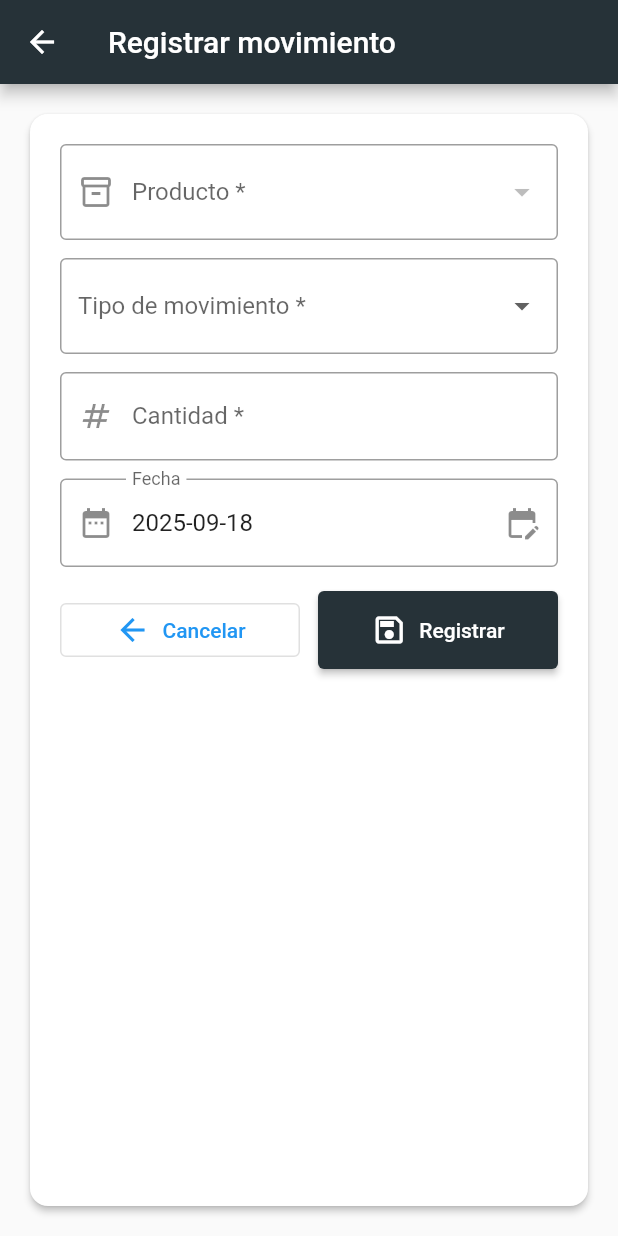
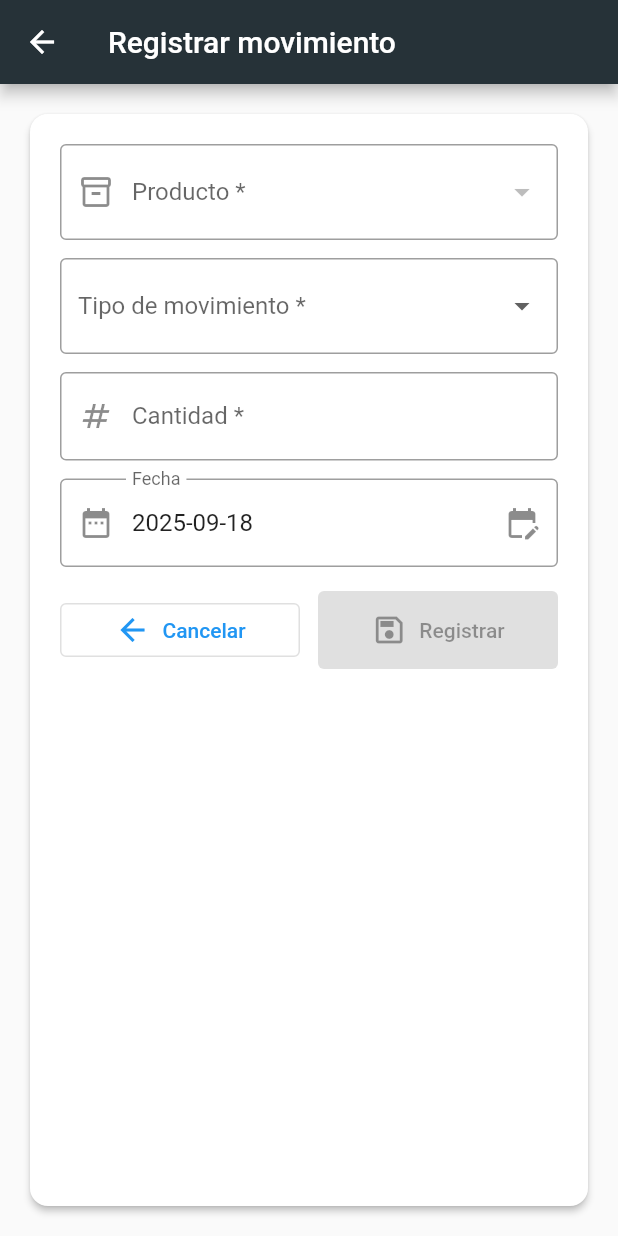
Before and after one commit to Esmeralda-Velazquez/ERP360, a Flutter app: the ListMovementsScreen screen opened directly, after a tap on "Registrar movimiento", on a phone screen of 412 x 824 dp. Run offline on Flutter 3.47's test engine with Material 3 defaults, Android fonts, the phone set to English and light mode, and no system bars; our stand-ins replace shared_preferences; accounts and stored records are empty; network calls fail.

Commit message:
Movimientos Update

```diff
--- a/lib/views/Inventory/CreateMovementScreen.dart
+++ b/lib/views/Inventory/CreateMovementScreen.dart
@@ -1,9 +1,12 @@
 import 'package:flutter/material.dart';
+import 'package:flutter/services.dart';
+import 'package:intl/intl.dart';
 import 'package:provider/provider.dart';
-import 'package:intl/intl.dart';
 
 import 'package:erpraf/controllers/MovementsProvider.dart';
 import 'package:erpraf/controllers/InventoryProvider.dart';
+import 'package:erpraf/controllers/AuthProvider.dart';
+import 'package:erpraf/models/inventory/product_item.dart' show ProductItem;
 
 class CreateMovementScreen extends StatefulWidget {
   const CreateMovementScreen({super.key});
@@ -22,6 +25,7 @@ class _CreateMovementScreenState extends State<CreateMovementScreen> {
 
   late MovementsProvider movProv;
   late InventoryProvider invProv;
+  late AuthProvider authProv;
   bool _didInit = false;
   bool _saving = false;
 
@@ -31,14 +35,15 @@ class _CreateMovementScreenState extends State<CreateMovementScreen> {
     if (!_didInit) {
       movProv = context.read<MovementsProvider>();
       invProv = context.read<InventoryProvider>();
-      // Carga productos si no hay
+      authProv = context.read<AuthProvider>();
+
       WidgetsBinding.instance.addPostFrameCallback((_) {
         if (!mounted) return;
-        if (invProv.items.isEmpty) {
-          invProv.fetchAll();
-        }
+        // Solo productos activos
+        invProv.fetchAll(includeInactive: false);
         _dateCtrl.text = DateFormat('yyyy-MM-dd').format(DateTime.now());
       });
+
       _didInit = true;
     }
   }
@@ -65,14 +70,105 @@ class _CreateMovementScreenState extends State<CreateMovementScreen> {
     }
   }
 
+  ProductItem? get _selectedProduct {
+    final all = context.read<InventoryProvider>().items;
+    try {
+      return all.firstWhere((p) => p.id == _productId);
+    } catch (_) {
+      return null;
+    }
+  }
+
+  int _parseAmount() {
+    final t = _amountCtrl.text.trim();
+    if (t.isEmpty) return 0;
+    final n = int.tryParse(t);
+    return (n ?? 0);
+  }
+
+  /// Máximo permitido para salida respetando stock mínimo.
+  /// permitidos = max(0, stock - stockMin)
+  int _maxOutAllowedFor(ProductItem p) {
+    final stock = p.stock.floor();
+    final stockMin = p.stockMin.floor();
+    final allowed = stock - stockMin;
+    return allowed > 0 ? allowed : 0;
+  }
+
+  String? _amountErrorText() {
+    // Solo validamos reglas adicionales cuando hay tipo y producto
+    if (_type == null || _productId == null) return null;
+
+    // Entero > 0
+    final qty = _parseAmount();
+    if (qty <= 0) return 'Debe ser un entero mayor a 0';
+
+    final prod = _selectedProduct;
+    if (prod == null) return null;
+
+    if (_type == 'OUT') {
+      final stock = prod.stock.floor();
+      final allowed = _maxOutAllowedFor(prod);
+
+      if (stock <= 0) {
+        return 'No hay existencia para retirar.';
+      }
+      if (qty > stock) {
+        return 'No puedes retirar más de $stock (existencia actual).';
+      }
+      if (qty > allowed) {
+        final min = prod.stockMin.floor();
+        return 'Máximo permitido: $allowed (existencia: $stock, mínimo: $min).';
+      }
+    }
+
+    if (_type == 'ADJ') {
+      final min = prod.stockMin.floor();
+      // El ajuste fija el stock; no puede ser menor al mínimo
+      if (qty < min) {
+        return 'El ajuste no puede ser menor al mínimo ($min).';
+      }
+    }
+
+    // IN no tiene tope superior aquí
+    return null;
+  }
+
+  bool get _canSubmit {
+    if (_saving) return false;
+    if (_productId == null || _type == null) return false;
+    final err = _amountErrorText();
+    return err == null && _formKey.currentState?.validate() != false;
+  }
+
   Future<void> _save() async {
+    // Forzamos validaciones de formulario
     if (!_formKey.currentState!.validate()) return;
+
+    // Validaciones adicionales de negocio (OUT / ADJ)
+    final extraErr = _amountErrorText();
+    if (extraErr != null) {
+      ScaffoldMessenger.of(context)
+          .showSnackBar(SnackBar(content: Text(extraErr)));
+      return;
+    }
+
     if (_productId == null) {
       ScaffoldMessenger.of(context).showSnackBar(
         const SnackBar(content: Text('Selecciona un producto')),
       );
       return;
     }
+
+    final uid = authProv.userId;
+    if (uid == null) {
+      ScaffoldMessenger.of(context).showSnackBar(
+        const SnackBar(
+            content: Text('Tu sesión caducó. Vuelve a iniciar sesión.')),
+      );
+      return;
+    }
+
     setState(() => _saving = true);
 
     final ok = await movProv.createMovement(
@@ -80,6 +176,7 @@ class _CreateMovementScreenState extends State<CreateMovementScreen> {
       type: _type!,
       amount: _amountCtrl.text.trim(),
       date: DateTime.tryParse('${_dateCtrl.text}T00:00:00'),
+      userId: uid,
     );
 
     setState(() => _saving = false);
@@ -96,7 +193,24 @@ class _CreateMovementScreenState extends State<CreateMovementScreen> {
   @override
   Widget build(BuildContext context) {
     final primary = Colors.blueGrey.shade900;
-    final products = context.watch<InventoryProvider>().items;
+
+    // Solo activos
+    final all = context.watch<InventoryProvider>().items;
+    final products = all.where((p) => p.status == true).toList();
+
+    final p = _selectedProduct;
+    final isOut = _type == 'OUT';
+    final isAdj = _type == 'ADJ';
+
+    final infoText = (p == null)
+        ? null
+        : isOut
+            ? 'Existencia: ${p.stock.floor()}  |  Mínimo: ${p.stockMin.floor()}  |  Máx. retirar: ${_maxOutAllowedFor(p)}'
+            : (isAdj
+                ? 'Existencia: ${p.stock.floor()}  |  Mínimo: ${p.stockMin.floor()}'
+                : null);
+
+    final amountExtraError = _amountErrorText();
 
     return Scaffold(
       appBar: AppBar(
@@ -110,14 +224,15 @@ class _CreateMovementScreenState extends State<CreateMovementScreen> {
             padding: const EdgeInsets.all(16),
             child: Card(
               elevation: 2,
-              shape: RoundedRectangleBorder(borderRadius: BorderRadius.circular(12)),
+              shape: RoundedRectangleBorder(
+                  borderRadius: BorderRadius.circular(12)),
               child: Padding(
                 padding: const EdgeInsets.all(20),
                 child: Form(
                   key: _formKey,
                   child: ListView(
                     children: [
-                      // Producto
+                      // Producto (solo activos)
                       DropdownButtonFormField<int>(
                         value: _productId,
                         isExpanded: true,
@@ -145,29 +260,42 @@ class _CreateMovementScreenState extends State<CreateMovementScreen> {
                           border: OutlineInputBorder(),
                         ),
                         items: const [
-                          DropdownMenuItem(value: 'IN',  child: Text('Entrada (IN)')),
-                          DropdownMenuItem(value: 'OUT', child: Text('Salida (OUT)')),
-                          DropdownMenuItem(value: 'ADJ', child: Text('Ajuste (ADJ)')),
+                          DropdownMenuItem(
+                              value: 'IN', child: Text('Entrada (IN)')),
+                          DropdownMenuItem(
+                              value: 'OUT', child: Text('Salida (OUT)')),
+                          DropdownMenuItem(
+                              value: 'ADJ', child: Text('Ajuste (ADJ)')),
                         ],
                         onChanged: (v) => setState(() => _type = v),
-                        validator: (v) => (v == null || v.isEmpty) ? 'Requerido' : null,
+                        validator: (v) =>
+                            (v == null || v.isEmpty) ? 'Requerido' : null,
                       ),
                       const SizedBox(height: 12),
 
-                      // Cantidad
+                      // Cantidad (enteros)
                       TextFormField(
                         controller: _amountCtrl,
                         keyboardType: TextInputType.number,
-                        decoration: const InputDecoration(
+                        inputFormatters: [
+                          FilteringTextInputFormatter.digitsOnly
+                        ],
+                        decoration: InputDecoration(
                           labelText: 'Cantidad *',
-                          border: OutlineInputBorder(),
-                          prefixIcon: Icon(Icons.numbers),
+                          border: const OutlineInputBorder(),
+                          prefixIcon: const Icon(Icons.numbers),
+                          // Si hay error extra de negocio, lo mostramos aquí también
+                          errorText: amountExtraError,
+                          helperText: infoText,
+                          helperMaxLines: 2,
                         ),
+                        onChanged: (_) => setState(() {}),
                         validator: (v) {
                           if (v == null || v.trim().isEmpty) return 'Requerido';
-                          final d = double.tryParse(v);
-                          if (d == null || d <= 0) return 'Debe ser numérico > 0';
-                          return null;
+                          final i = int.tryParse(v);
+                          if (i == null || i <= 0)
+                            return 'Debe ser un entero > 0';
+                          return null; // el resto se valida con _amountErrorText()
                         },
                       ),
                       const SizedBox(height: 12),
@@ -192,7 +320,9 @@ class _CreateMovementScreenState extends State<CreateMovementScreen> {
                         children: [
                           Expanded(
                             child: OutlinedButton.icon(
-                              onPressed: _saving ? null : () => Navigator.pop(context, false),
+                              onPressed: _saving
+                                  ? null
+                                  : () => Navigator.pop(context, false),
                               icon: const Icon(Icons.arrow_back),
                               label: const Text('Cancelar'),
                             ),
@@ -202,16 +332,20 @@ class _CreateMovementScreenState extends State<CreateMovementScreen> {
                             child: ElevatedButton.icon(
                               style: ElevatedButton.styleFrom(
                                 backgroundColor: primary,
-                                padding: const EdgeInsets.symmetric(vertical: 14),
+                                padding:
+                                    const EdgeInsets.symmetric(vertical: 14),
                               ),
-                              onPressed: _saving ? null : _save,
+                              onPressed: _canSubmit ? _save : null,
                               icon: _saving
                                   ? const SizedBox(
-                                      width: 18, height: 18,
-                                      child: CircularProgressIndicator(strokeWidth: 2, color: Colors.white),
+                                      width: 18,
+                                      height: 18,
+                                      child: CircularProgressIndicator(
+                                          strokeWidth: 2, color: Colors.white),
                                     )
                                   : const Icon(Icons.save_outlined),
-                              label: Text(_saving ? 'Guardando...' : 'Registrar'),
+                              label:
+                                  Text(_saving ? 'Guardando...' : 'Registrar'),
                             ),
                           ),
                         ],
--- a/lib/views/Inventory/ListMovementsScreen.dart
+++ b/lib/views/Inventory/ListMovementsScreen.dart
@@ -1,7 +1,9 @@
+import 'dart:async';
 import 'package:flutter/material.dart';
 import 'package:provider/provider.dart';
+import 'package:intl/intl.dart';
+
 import 'package:erpraf/controllers/MovementsProvider.dart';
-import 'package:intl/intl.dart';
 import 'package:erpraf/views/Inventory/CreateMovementScreen.dart';
 import 'package:url_launcher/url_launcher.dart';
 
@@ -21,6 +23,10 @@ class _ListMovementsScreenState extends State<ListMovementsScreen> {
   late MovementsProvider movProv;
   bool _didInit = false;
 
+  // Debounce para filtros
+  Timer? _fltDebounce;
+  static const _fltDebMs = 300;
+
   @override
   void didChangeDependencies() {
     super.didChangeDependencies();
@@ -30,14 +36,24 @@ class _ListMovementsScreenState extends State<ListMovementsScreen> {
         if (!mounted) return;
         movProv.fetch(); // carga inicial
       });
+
+      // auto-refrescar cuando escriben en ID
+      _productIdCtrl.addListener(_scheduleRefetch);
+
       _didInit = true;
     }
   }
 
   @override
   void dispose() {
+    _fltDebounce?.cancel();
     _productIdCtrl.dispose();
     super.dispose();
+  }
+
+  void _scheduleRefetch() {
+    _fltDebounce?.cancel();
+    _fltDebounce = Timer(const Duration(milliseconds: _fltDebMs), _search);
   }
 
   Future<void> _pickDate({required bool from}) async {
@@ -57,11 +73,12 @@ class _ListMovementsScreenState extends State<ListMovementsScreen> {
           _to = picked;
         }
       });
+      _scheduleRefetch(); // auto-refresca totales/lista al cambiar fecha
     }
   }
 
   void _search() {
-    int? pid = int.tryParse(_productIdCtrl.text.trim());
+    final pid = int.tryParse(_productIdCtrl.text.trim());
     movProv.fetch(
       productId: pid,
       type: _type,
@@ -71,6 +88,16 @@ class _ListMovementsScreenState extends State<ListMovementsScreen> {
       pageSize: 50,
       sort: 'desc',
     );
+  }
+
+  void _clearFilters() {
+    setState(() {
+      _productIdCtrl.clear();
+      _type = null;
+      _from = null;
+      _to = null;
+    });
+    movProv.fetch(page: 1, pageSize: 50, sort: 'desc');
   }
 
   Future<void> _exportCsvOpenBrowser() async {
@@ -91,22 +118,27 @@ class _ListMovementsScreenState extends State<ListMovementsScreen> {
     }
   }
 
+  String _fmtInt(num v) => NumberFormat.decimalPattern('es_MX').format(v.round());
+  String _fmtQtyStr(String s) {
+    final d = double.tryParse(s) ?? 0;
+    return _fmtInt(d);
+  }
+
   @override
   Widget build(BuildContext context) {
     final prov = context.watch<MovementsProvider>();
     final df = DateFormat('yyyy-MM-dd HH:mm');
+    final primary = Colors.blueGrey.shade900;
 
     return Scaffold(
       appBar: AppBar(
-        backgroundColor: Colors.blueGrey.shade900,
+        backgroundColor: primary,
         title: const Text('Historial de Movimientos'),
         actions: [
           IconButton(
             tooltip: 'Exportar CSV',
             icon: const Icon(Icons.download),
-            onPressed: () {
-              _exportCsvOpenBrowser();
-            },
+            onPressed: _exportCsvOpenBrowser,
           ),
         ],
       ),
@@ -115,14 +147,18 @@ class _ListMovementsScreenState extends State<ListMovementsScreen> {
           _Filters(
             productIdCtrl: _productIdCtrl,
             type: _type,
-            onTypeChanged: (v) => setState(() => _type = v),
+            onTypeChanged: (v) {
+              setState(() => _type = v);
+              _scheduleRefetch();
+            },
             from: _from,
             to: _to,
             pickDate: _pickDate,
             onSearch: _search,
+            onClear: _clearFilters,
           ),
 
-          // Totales
+          // Totales (enteros)
           Padding(
             padding: const EdgeInsets.symmetric(horizontal: 12, vertical: 8),
             child: Wrap(
@@ -159,7 +195,10 @@ class _ListMovementsScreenState extends State<ListMovementsScreen> {
                     ? Center(child: Text(prov.error!, style: const TextStyle(color: Colors.red)))
                     : (prov.items.isEmpty)
                         ? const Center(child: Text('Sin movimientos'))
-                        : ListView.builder(
+                        : Padding(
+                            // espacio inferior para que el FAB no tape los últimos registros
+                            padding: const EdgeInsets.only(bottom: 88),
+                            child: ListView.builder(
                               itemCount: prov.items.length,
                               itemBuilder: (context, index) {
                                 final it = prov.items[index];
@@ -171,7 +210,7 @@ class _ListMovementsScreenState extends State<ListMovementsScreen> {
                                     children: [
                                       _DataCell(df.format(it.date)),
                                       _DataCell(it.type),
-                                    _DataCell(it.amount),
+                                      _DataCell(_fmtQtyStr(it.amount)), // entero
                                       _DataCell('#${it.productId} — ${it.productName}'),
                                       _DataCell(it.userName ?? '-'),
                                     ],
@@ -180,20 +219,24 @@ class _ListMovementsScreenState extends State<ListMovementsScreen> {
                               },
                             ),
                           ),
+          ),
         ],
       ),
       floatingActionButton: FloatingActionButton.extended(
-        backgroundColor: Colors.blueGrey.shade900,
+        backgroundColor: primary,
         icon: const Icon(Icons.add),
         label: const Text('Registrar movimiento'),
         onPressed: () {
-          // Aquí luego conectamos la pantalla para crear IN/OUT/ADJ
-           Navigator.push(context, MaterialPageRoute(builder: (_) => const CreateMovementScreen()));
+          Navigator.push(
+            context,
+            MaterialPageRoute(builder: (_) => const CreateMovementScreen()),
+          );
         },
       ),
     );
   }
 }
+
 /* ---------- Filtros & UI helpers ---------- */
 
 class _Filters extends StatelessWidget {
@@ -204,6 +247,7 @@ class _Filters extends StatelessWidget {
   final DateTime? to;
   final Future<void> Function({required bool from}) pickDate;
   final VoidCallback onSearch;
+  final VoidCallback onClear;
 
   const _Filters({
     required this.productIdCtrl,
@@ -213,6 +257,7 @@ class _Filters extends StatelessWidget {
     required this.to,
     required this.pickDate,
     required this.onSearch,
+    required this.onClear,
   });
 
   @override
@@ -236,11 +281,12 @@ class _Filters extends StatelessWidget {
                 isDense: true,
               ),
               keyboardType: TextInputType.number,
+              // onChanged lo maneja el parent via listener
             ),
           ),
           SizedBox(
-            width: 140,
-            child: DropdownButtonFormField<String>(
+            width: 160,
+            child: DropdownButtonFormField<String?>(
               value: type,
               items: const [
                 DropdownMenuItem(value: null, child: Text('Todos')),
@@ -288,8 +334,16 @@ class _Filters extends StatelessWidget {
           ),
           ElevatedButton(
             onPressed: onSearch,
-            style: ElevatedButton.styleFrom(backgroundColor: Colors.blueGrey.shade900),
+            style: ElevatedButton.styleFrom(
+              backgroundColor: Colors.blueGrey.shade900,
+              visualDensity: VisualDensity.comfortable,
+            ),
             child: const Text('Buscar'),
+          ),
+          OutlinedButton.icon(
+            onPressed: onClear,
+            icon: const Icon(Icons.clear),
+            label: const Text('Limpiar'),
           ),
         ],
       ),
@@ -305,9 +359,11 @@ class _TotalChip extends StatelessWidget {
 
   @override
   Widget build(BuildContext context) {
+    final nf = NumberFormat.decimalPattern('es_MX');
+    final s = nf.format(value.round()); // entero con separador
     return Chip(
       label: Text(
-        '$label: ${value.toStringAsFixed(2)}',
+        '$label: $s',
         style: TextStyle(fontWeight: bold ? FontWeight.bold : FontWeight.normal),
       ),
       visualDensity: VisualDensity.compact,
--- a/lib/views/Inventory/MenuInventoryScreen.dart
+++ b/lib/views/Inventory/MenuInventoryScreen.dart
@@ -12,7 +12,7 @@ class MenuInventoryScreen extends StatelessWidget {
       backgroundColor: Colors.grey.shade100,
       appBar: AppBar(
         backgroundColor: Colors.blueGrey.shade900,
-        title: const Text('INVENTARIO'),
+        title: const Text('Inventario'),
         leading: IconButton(
           icon: const Icon(Icons.arrow_back),
           onPressed: () {
--- a/lib/views/Sales/ListSalesScreen.dart
+++ b/lib/views/Sales/ListSalesScreen.dart
@@ -106,7 +106,7 @@ class _ListSalesScreenState extends State<ListSalesScreen> {
     return Scaffold(
       appBar: AppBar(
         backgroundColor: primary,
-        title: const Text('Ventas'),
+        title: const Text('Ventas actuales'),
         actions: [
           IconButton(
             icon: const Icon(Icons.refresh),
--- a/lib/views/Sales/MenuSaleScreen.dart
+++ b/lib/views/Sales/MenuSaleScreen.dart
@@ -13,7 +13,7 @@ class MenuSaleScreen extends StatelessWidget {
       backgroundColor: Colors.grey.shade100,
       appBar: AppBar(
         backgroundColor: Colors.blueGrey.shade900,
-        title: const Text('VENTAS'),
+        title: const Text('Ventas'),
         leading: IconButton(
           icon: const Icon(Icons.arrow_back),
           onPressed: () {
```
Lines whose indentation alone changed are shown as unchanged.
